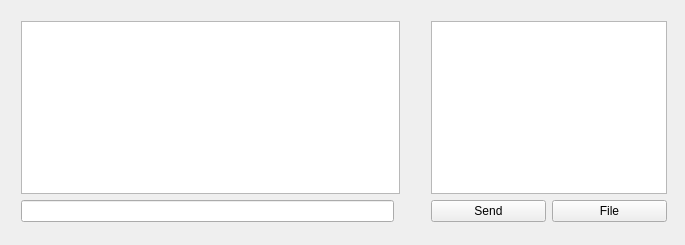
First picture: the form in mainwindow.ui, repository shadowgt/ChatClient, before the edit.
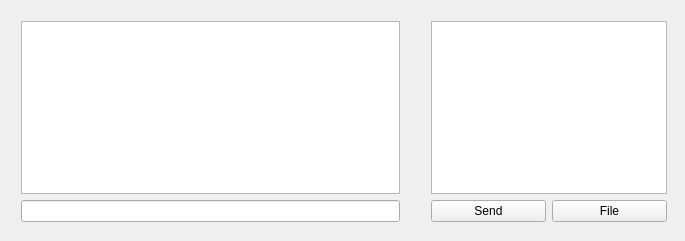
Second picture: the form after the edit.

Commit message:
Add QListWidget on Dialog. View all Users Info on QListWidget only in Chattingroom.
QListWidget 추가
접속자 정보 추가.

```diff
--- a/mainwindow.ui
+++ b/mainwindow.ui
@@ -7,7 +7,7 @@
     <x>0</x>
     <y>0</y>
     <width>685</width>
-    <height>245</height>
+    <height>241</height>
    </rect>
   </property>
   <property name="windowTitle">
@@ -27,7 +27,7 @@
      <item row="0" column="0" colspan="2">
       <widget class="QTextEdit" name="textEdit"/>
      </item>
-     <item row="1" column="0">
+     <item row="1" column="0" colspan="2">
       <widget class="QLineEdit" name="lineEdit_msg"/>
      </item>
     </layout>
```
Left out of the diff: 6 changed lines with no effect on the pictures. The commit also changes 6 other files.
